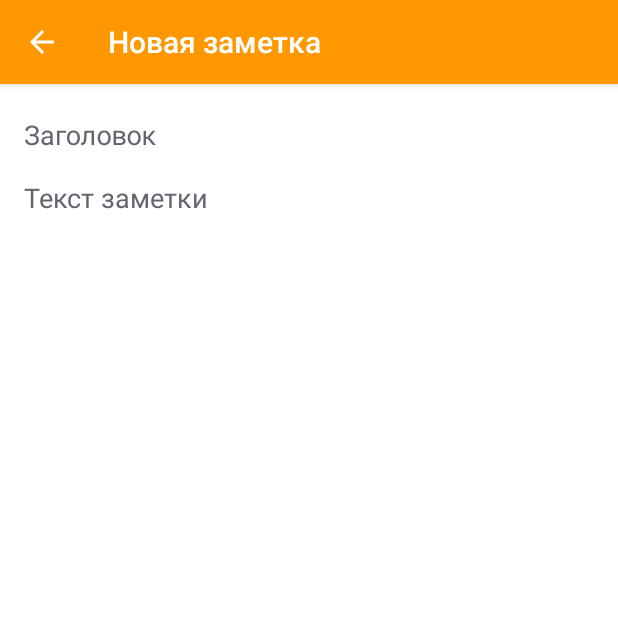
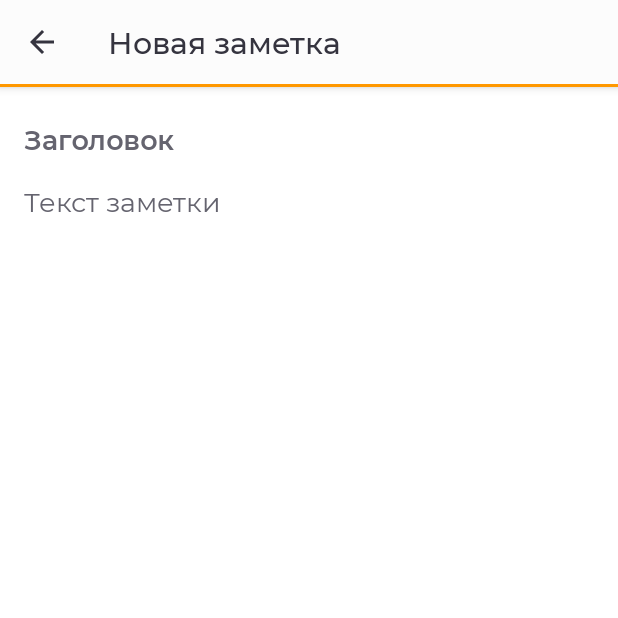
Before and after one commit to dmitry-bystrov/kotlin_notes, an Android app: the EditorFragment screen opened through its navigation route, on a phone screen of 412 x 824 dp, the top half of it. Run offline under Robolectric (Android 15) with nearby library versions, the phone set to English and light mode, and no system bars.

Commit message:
Доработка фрагмента редактирования заметки Интеграция шрифтов

```diff
--- a/app/src/main/java/com/example/kotlin/view/adapter/NotesViewHolder.kt
+++ b/app/src/main/java/com/example/kotlin/view/adapter/NotesViewHolder.kt
@@ -3,7 +3,6 @@ package com.example.kotlin.view.adapter
 import android.support.v4.content.ContextCompat
 import android.support.v7.widget.RecyclerView
 import android.view.View
-import android.widget.RelativeLayout
 import android.widget.TextView
 import com.example.kotlin.R
 import com.example.kotlin.model.entity.Note
--- a/app/src/main/java/com/example/kotlin/view/fragment/editor/EditorFragment.kt
+++ b/app/src/main/java/com/example/kotlin/view/fragment/editor/EditorFragment.kt
@@ -1,6 +1,5 @@
 package com.example.kotlin.view.fragment.editor
 
-import android.arch.lifecycle.Observer
 import android.arch.lifecycle.ViewModelProviders
 import android.os.Bundle
 import android.os.Handler
@@ -53,11 +52,11 @@ class EditorFragment : BaseFragment() {
             viewModel.initNote(safeArgs.noteId)
         }
 
-        viewModel.observableCurrentNote.observe(this, Observer { currentNote ->
-            note = currentNote ?: Note()
-            setToolbar(currentNote)
+        viewModel.observableCurrentNote.value.let {
+            note = it ?: Note()
+            setToolbar(it)
             updateViewState()
-        })
+        }
     }
 
     private fun setToolbar(note: Note?) {
@@ -90,7 +89,7 @@ class EditorFragment : BaseFragment() {
             NoteColor.RED -> R.color.red
         }
 
-        toolbar.setBackgroundColor(ContextCompat.getColor(getAppCompatActivity(), color))
+        toolbar_underline.setBackgroundColor(ContextCompat.getColor(getAppCompatActivity(), color))
         et_title.addTextChangedListener(textChangeWatcher)
         et_content.addTextChangedListener(textChangeWatcher)
     }
--- a/app/src/main/java/com/example/kotlin/view/fragment/editor/EditorViewModel.kt
+++ b/app/src/main/java/com/example/kotlin/view/fragment/editor/EditorViewModel.kt
@@ -8,13 +8,12 @@ import com.example.kotlin.view.base.BaseViewModel
 
 class EditorViewModel(private val repository: KotlinRepository = KotlinRepository) : BaseViewModel() {
     private val currentNote = MutableLiveData<Note>()
-    private var pendingNote: Note? = null
 
     val observableCurrentNote: LiveData<Note>
         get() = currentNote
 
     fun saveChanges(note: Note) {
-        pendingNote = note
+        currentNote.value = note
     }
 
     fun initNote(id: String) {
@@ -22,8 +21,6 @@ class EditorViewModel(private val repository: KotlinRepository = KotlinRepositor
     }
 
     override fun onCleared() {
-        if (pendingNote != null) {
-            repository.saveNote(pendingNote!!)
-        }
+        currentNote.value?.let { repository.saveNote(it) }
     }
 }
--- /dev/null
+++ b/app/src/main/res/font/montserrat.xml
@@ -0,0 +1,27 @@
+<?xml version="1.0" encoding="utf-8"?>
+<font-family>
+    <font xmlns:app="http://schemas.android.com/apk/res-auto"
+        app:font="@font/montserrat_light"
+        app:fontStyle="normal"
+        app:fontWeight="300" />
+
+    <font xmlns:app="http://schemas.android.com/apk/res-auto"
+        app:font="@font/montserrat_regular"
+        app:fontStyle="normal"
+        app:fontWeight="400" />
+
+    <font xmlns:app="http://schemas.android.com/apk/res-auto"
+        app:font="@font/montserrat_medium"
+        app:fontStyle="normal"
+        app:fontWeight="500" />
+
+    <font xmlns:app="http://schemas.android.com/apk/res-auto"
+        app:font="@font/montserrat_semibold"
+        app:fontStyle="normal"
+        app:fontWeight="600" />
+
+    <font xmlns:app="http://schemas.android.com/apk/res-auto"
+        app:font="@font/montserrat_bold"
+        app:fontStyle="normal"
+        app:fontWeight="700" />
+</font-family>
--- a/app/src/main/res/layout-land/layout_notes_fragment.xml
+++ b/app/src/main/res/layout-land/layout_notes_fragment.xml
@@ -14,10 +14,15 @@
         <android.support.v7.widget.Toolbar
             android:id="@+id/toolbar"
             android:layout_width="match_parent"
-            android:layout_height="wrap_content"
-            android:theme="@style/ThemeOverlay.AppCompat.Dark.ActionBar"
+            style="@style/ToolbarStyle"
+            android:layout_height="?actionBarSize"
             app:layout_scrollFlags="scroll|enterAlways"
-            app:title="Мои заметки" />
+            app:title="@string/notes_fragment_title" />
+
+        <View
+            android:background="@color/colorPrimary"
+            android:layout_width="match_parent"
+            android:layout_height="2dp"/>
 
     </android.support.design.widget.AppBarLayout>
 
--- a/app/src/main/res/layout/layout_editor_fragment.xml
+++ b/app/src/main/res/layout/layout_editor_fragment.xml
@@ -13,10 +13,17 @@
 
         <android.support.v7.widget.Toolbar
             android:id="@+id/toolbar"
+            style="@style/ToolbarStyle"
             android:layout_width="match_parent"
-            android:layout_height="wrap_content"
-            android:theme="@style/ThemeOverlay.AppCompat.Dark.ActionBar"
-            app:layout_scrollFlags="scroll|enterAlways" />
+            android:layout_height="?actionBarSize"
+            app:layout_scrollFlags="scroll|enterAlways"
+            app:title="@string/notes_fragment_title" />
+
+        <View
+            android:id="@+id/toolbar_underline"
+            android:layout_width="match_parent"
+            android:layout_height="2dp"
+            android:background="@color/colorPrimary" />
 
     </android.support.design.widget.AppBarLayout>
 
@@ -42,6 +49,7 @@
                 android:layout_width="match_parent"
                 android:layout_height="wrap_content"
                 android:background="@null"
+                android:fontFamily="@font/montserrat_semibold"
                 android:paddingTop="4dp"
                 android:textColor="@android:color/black" />
         </android.support.design.widget.TextInputLayout>
@@ -53,8 +61,8 @@
             android:layout_below="@id/il_title"
             android:layout_marginTop="16dp"
             android:background="@null"
-            android:textColorHint="@color/hintColor"
-            android:hint="@string/note_content_hint" />
+            android:hint="@string/note_content_hint"
+            android:textColorHint="@color/hintColor" />
     </RelativeLayout>
 
 </android.support.design.widget.CoordinatorLayout>
--- a/app/src/main/res/layout/layout_notes_fragment.xml
+++ b/app/src/main/res/layout/layout_notes_fragment.xml
@@ -14,10 +14,15 @@
         <android.support.v7.widget.Toolbar
             android:id="@+id/toolbar"
             android:layout_width="match_parent"
-            android:layout_height="wrap_content"
-            android:theme="@style/ThemeOverlay.AppCompat.Dark.ActionBar"
+            style="@style/ToolbarStyle"
+            android:layout_height="?actionBarSize"
             app:layout_scrollFlags="scroll|enterAlways"
             app:title="@string/notes_fragment_title" />
+
+        <View
+            android:background="@color/colorPrimary"
+            android:layout_width="match_parent"
+            android:layout_height="2dp"/>
 
     </android.support.design.widget.AppBarLayout>
 
--- a/app/src/main/res/values/colors.xml
+++ b/app/src/main/res/values/colors.xml
@@ -5,6 +5,7 @@
     <color name="colorAccent">#ff5e3a</color>
     <color name="colorGradientStart">#e9b54b</color>
     <color name="colorGradientEnd">#f7a600</color>
+    <color name="toolbarColor">#fcfcfc</color>
     <color name="textColor">#35343f</color>
     <color name="hintColor">#65646f</color>
 
--- a/app/src/main/res/values/styles.xml
+++ b/app/src/main/res/values/styles.xml
@@ -4,6 +4,16 @@
         <item name="colorPrimary">@color/colorPrimary</item>
         <item name="colorPrimaryDark">@color/colorPrimaryDark</item>
         <item name="colorAccent">@color/colorAccent</item>
+        <item name="android:fontFamily">@font/montserrat</item>
+        <item name="android:textViewStyle">@style/AppTextStyle</item>
+    </style>
+
+    <style name="AppTextStyle">
+        <item name="android:textAppearance">@style/AppTextAppearance</item>
+    </style>
+
+    <style name="AppTextAppearance">
+        <item name="android:fontFamily">@font/montserrat</item>
     </style>
 
     <style name="AppTheme.Splash">
@@ -15,4 +25,15 @@
         <item name="android:textSize">12sp</item>
     </style>
 
+    <style name="ToolbarStyle">
+        <item name="android:background">@color/toolbarColor</item>
+        <item name="android:theme">@style/ToolbarTheme</item>
+    </style>
+
+    <style name="ToolbarTheme">
+        <item name="android:textColorPrimary">@color/textColor</item>
+        <item name="android:textColorSecondary">@color/textColor</item>
+        <item name="android:fontFamily">@font/montserrat_medium</item>
+    </style>
+
 </resources>
```
Also changed, not shown: app/src/main/res/font/montserrat_bold.ttf (added), app/src/main/res/font/montserrat_light.ttf (added), app/src/main/res/font/montserrat_medium.ttf (added), app/src/main/res/font/montserrat_regular.ttf (added), app/src/main/res/font/montserrat_semibold.ttf (added).
